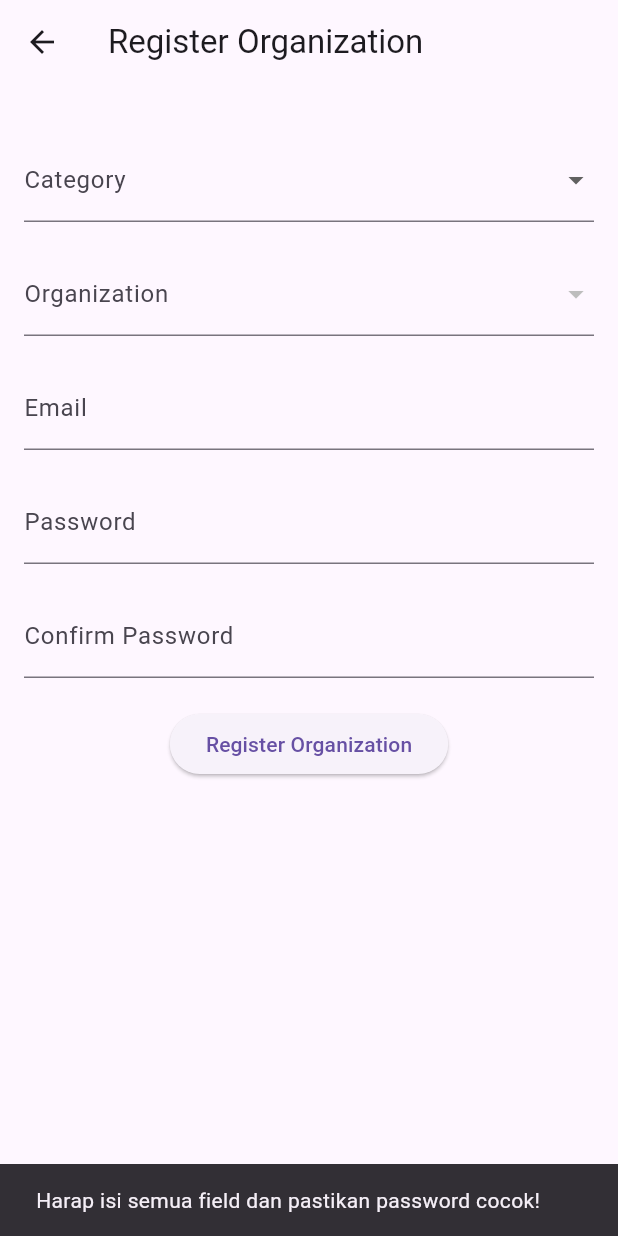
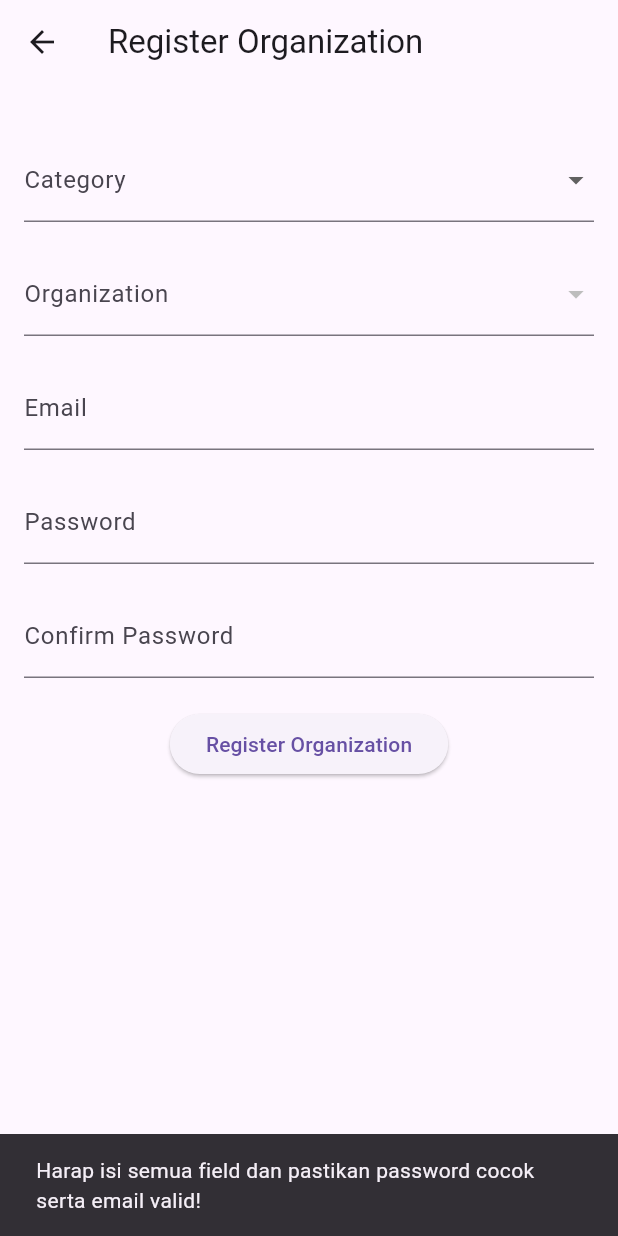
Before and after one commit to putrapkwl114117/Fronend-Flutter-eventtase, a Flutter app: the EventRegistrationForm screen opened by its route, after a tap on "Register Organization", on a phone screen of 412 x 824 dp. Run offline on Flutter 3.47's test engine with Material 3 defaults, Android fonts, the phone set to English and light mode, and no system bars; our stand-ins replace flutter_secure_storage, font_awesome_flutter, image_picker, lottie, permission_handler, shared_preferences; accounts and stored records are empty.

Commit message:
memperbaiki file create event

```diff
--- a/analysis_options.yaml
+++ b/analysis_options.yaml
@@ -13,6 +13,7 @@ analyzer:
     depend_on_referenced_packages: ignore
     deprecated_member_use: ignore
     library_private_types_in_public_api: ignore
+    dead_code_on_catch_subtype: ignore
 include: package:flutter_lints/flutter.yaml
 
 linter:
--- a/lib/dashboard_organisasi/dashboard_page.dart
+++ b/lib/dashboard_organisasi/dashboard_page.dart
@@ -14,8 +14,8 @@ class DashboardPage extends StatefulWidget {
 class _DashboardPageState extends State<DashboardPage> {
   final storage = const FlutterSecureStorage();
   String organizationName = '';
-  String? organizationId; // Tambahkan variabel untuk organizationId
-  List<Map<String, String>> events = []; // Daftar event yang akan ditampilkan
+  String? organizationId;
+  List<Map<String, String>> events = [];
 
   @override
   void initState() {
--- a/lib/homeapp/event_registration_form.dart
+++ b/lib/homeapp/event_registration_form.dart
@@ -22,10 +22,7 @@ class _EventRegistrationFormState extends State<EventRegistrationForm> {
   String? errorMessage;
 
   final Map<String, List<String>> organizations = {
-    'Minat dan Bakat': [
-      'UKM Komusikani Unjaya',
-      'UKM Futsal',
-    ],
+    'Minat dan Bakat': ['UKM Komusikani Unjaya', 'UKM Futsal'],
   };
 
   @override
@@ -44,18 +41,26 @@ class _EventRegistrationFormState extends State<EventRegistrationForm> {
     }
   }
 
+  // Validate email format
+  bool _isValidEmail(String email) {
+    final regex = RegExp(r'^[a-zA-Z0-9._%+-]+@[a-zA-Z0-9.-]+\.[a-zA-Z]{2,}$');
+    return regex.hasMatch(email);
+  }
+
   Future<void> submitRegistration() async {
     if (selectedCategory == null ||
         selectedOrganization == null ||
         email == null ||
         email!.isEmpty ||
+        !_isValidEmail(email!) ||
         password == null ||
         password!.isEmpty ||
         confirmPassword == null ||
         confirmPassword!.isEmpty ||
         password != confirmPassword) {
       ScaffoldMessenger.of(context).showSnackBar(
-        const SnackBar(content: Text('Harap isi semua field dan pastikan password cocok!')),
+        const SnackBar(
+            content: Text('Harap isi semua field dan pastikan password cocok serta email valid!')),
       );
       return;
     }
@@ -69,7 +74,7 @@ class _EventRegistrationFormState extends State<EventRegistrationForm> {
       String? token = await storage.read(key: 'token');
       String? userId = await storage.read(key: 'userId');
 
-      if (userId == null) {
+      if (userId == null || token == null) {
         ScaffoldMessenger.of(context).showSnackBar(
           const SnackBar(
             content: Text('User ID atau Token tidak ditemukan. Silakan login kembali.'),
@@ -79,7 +84,7 @@ class _EventRegistrationFormState extends State<EventRegistrationForm> {
       }
 
       final response = await http.post(
-        Uri.parse('https://3260-125-163-241-188.ngrok-free.app/register-organization'),
+        Uri.parse('https://2e93-125-160-100-230.ngrok-free.app/api/register-organization'),
         headers: <String, String>{
           'Content-Type': 'application/json; charset=UTF-8',
           'Authorization': 'Bearer $token',
@@ -95,24 +100,11 @@ class _EventRegistrationFormState extends State<EventRegistrationForm> {
 
       if (response.statusCode == 201) {
         final responseBody = json.decode(response.body);
-        print(responseBody); // Debug respons untuk memeriksa data yang dikembalikan
+        String organizationId = responseBody['organization']['id'].toString();
 
-        // Akses organization_id dari objek organization yang dikembalikan
-        String organizationId = responseBody['organization']['id'].toString();
-        if (organizationId.isEmpty) {
-          setState(() {
-            errorMessage = 'Organization ID tidak ditemukan!';
-          });
-          return;
-        }
-
-        // Simpan organizationId di FlutterSecureStorage
         await storage.write(key: 'organizationId', value: organizationId);
-
-        // Simpan status organisasi terdaftar dengan spesifik userId
         await storage.write(key: 'isOrganizationRegistered_$userId', value: 'true');
 
-        // Reset form dan tampilkan pesan sukses
         setState(() {
           successMessage = responseBody['message'];
           selectedCategory = null;
@@ -122,16 +114,11 @@ class _EventRegistrationFormState extends State<EventRegistrationForm> {
           confirmPassword = null;
         });
 
-        // Navigasi kembali ke halaman utama
         Navigator.pop(context);
-      } else if (response.statusCode == 400) {
+      } else {
         final responseBody = json.decode(response.body);
         setState(() {
           errorMessage = responseBody['message'] ?? 'Gagal mendaftar!';
-        });
-      } else {
-        setState(() {
-          errorMessage = 'Terjadi kesalahan yang tidak terduga!';
         });
       }
     } catch (error) {
@@ -151,9 +138,11 @@ class _EventRegistrationFormState extends State<EventRegistrationForm> {
       appBar: AppBar(
         title: const Text('Register Organization'),
       ),
-      body: Padding(
+      body: SingleChildScrollView(
+        child: Padding(
           padding: const EdgeInsets.all(16.0),
           child: Column(
+            crossAxisAlignment: CrossAxisAlignment.start,
             children: [
               if (successMessage != null)
                 Text(
@@ -215,13 +204,16 @@ class _EventRegistrationFormState extends State<EventRegistrationForm> {
                 obscureText: true,
               ),
               const SizedBox(height: 20),
-            ElevatedButton(
+              Center(
+                child: ElevatedButton(
                   onPressed: isLoading ? null : submitRegistration,
                   child: isLoading
                       ? const CircularProgressIndicator()
                       : const Text('Register Organization'),
                 ),
+              ),
             ],
+          ),
         ),
       ),
     );
--- a/lib/screens/login_screen.dart
+++ b/lib/screens/login_screen.dart
@@ -46,7 +46,7 @@ class _LoginScreenState extends State<LoginScreen> {
 
     try {
       final response = await http.post(
-        Uri.parse('https://3260-125-163-241-188.ngrok-free.app/api/login'),
+        Uri.parse('https://2e93-125-160-100-230.ngrok-free.app/api/login'),
         headers: {'Content-Type': 'application/json'},
         body: json.encode({
           'email': _emailController.text,
--- a/lib/screens/register_screen.dart
+++ b/lib/screens/register_screen.dart
@@ -43,7 +43,7 @@ class _RegisterScreenState extends State<RegisterScreen> {
     });
 
     final response = await http.post(
-      Uri.parse('https://3ad4-114-79-46-72.ngrok-free.app/api/register'),
+      Uri.parse('https://2e93-125-160-100-230.ngrok-free.app/api/register'),
       body: {
         'name': _nameController.text,
         'email': _emailController.text,
--- a/pubspec.yaml
+++ b/pubspec.yaml
@@ -44,6 +44,7 @@ dependencies:
   flutter_secure_storage: ^9.2.2
   image_picker: ^1.1.2
   permission_handler: ^11.3.1
+  flutter_image_compress: ^2.3.0
   # firebase_dynamic_links: ^6.0.8
 
 dev_dependencies:
```
Also changed, not shown: lib/dashboard_organisasi/event_form.dart (+4 -3 lines), pubspec.lock, 2 other files. Lines whose indentation alone changed are shown as unchanged.
